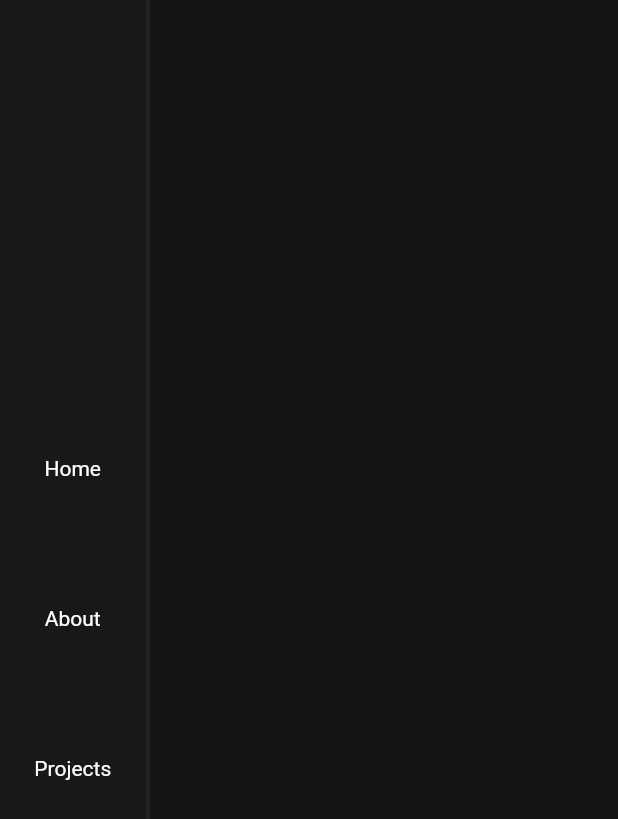
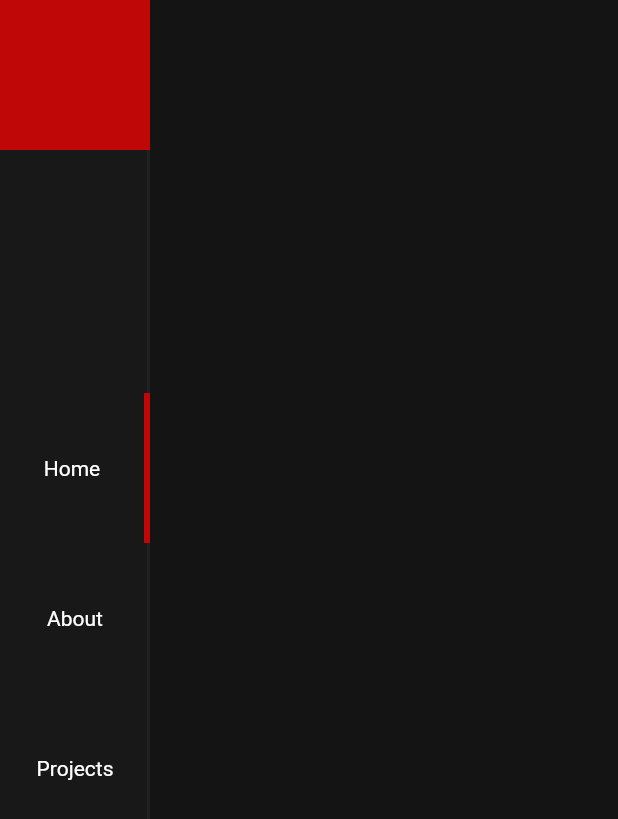
Before and after one commit to Redomic/redomic-portfolio, a Flutter app: the DesktopView screen opened directly, on a phone screen of 412 x 824 dp. Shown: the top 819 px of the screen. Run offline on Flutter 3.47's test engine with Material 2 defaults, Android fonts, the phone set to English and light mode, and no system bars.

Commit message:
add Navbar logo and function

```diff
--- a/lib/constants/user_colors.dart
+++ b/lib/constants/user_colors.dart
@@ -4,4 +4,5 @@ class UserColors {
   static const Color navBarColor = Color(0xff181818);
   static const Color navBarBorderColor = Color(0xff212121);
   static const Color backgroundColor = Color(0xff141414);
+  static const Color accentRedColor = Color(0xffc00707);
 }
--- a/lib/pages/about_page.dart
+++ b/lib/pages/about_page.dart
@@ -1,4 +1,6 @@
 import 'package:flutter/material.dart';
+
+import '../constants/user_colors.dart';
 
 class AboutPage extends StatelessWidget {
   final double screenWidth;
@@ -14,7 +16,7 @@ class AboutPage extends StatelessWidget {
     return Container(
       width: screenWidth,
       height: screenHeight,
-      decoration: BoxDecoration(color: Colors.green),
+      decoration: BoxDecoration(color: UserColors.backgroundColor),
     );
   }
 }
--- a/lib/pages/projects_page.dart
+++ b/lib/pages/projects_page.dart
@@ -1,4 +1,6 @@
 import 'package:flutter/material.dart';
+
+import '../constants/user_colors.dart';
 
 class ProjectsPage extends StatelessWidget {
   final double screenWidth;
@@ -14,7 +16,7 @@ class ProjectsPage extends StatelessWidget {
     return Container(
       width: screenWidth,
       height: screenHeight,
-      decoration: BoxDecoration(color: Colors.blue),
+      decoration: BoxDecoration(color: UserColors.backgroundColor),
     );
   }
 }
--- a/lib/providers/page_controller.dart
+++ b/lib/providers/page_controller.dart
@@ -14,4 +14,12 @@ class UserPageControllerProvider with ChangeNotifier {
   int get getCurrentPage {
     return currentPage;
   }
+
+  bool onIndex(int index) {
+    if (getCurrentPage == index) {
+      return true;
+    } else {
+      return false;
+    }
+  }
 }
--- a/lib/widgets/desktop_nav_bar.dart
+++ b/lib/widgets/desktop_nav_bar.dart
@@ -4,46 +4,78 @@ import '../constants/user_colors.dart';
 
 import 'desktop_nav_bar_item.dart';
 
-class DesktopNavBar extends StatefulWidget {
+class DesktopNavbar extends StatefulWidget {
   final double navbarWidth;
 
-  DesktopNavBar(
+  DesktopNavbar(
     this.navbarWidth,
   );
 
   @override
-  _DesktopNavBarState createState() => _DesktopNavBarState();
+  _DesktopNavbarState createState() => _DesktopNavbarState();
 }
 
-class _DesktopNavBarState extends State<DesktopNavBar> {
+class _DesktopNavbarState extends State<DesktopNavbar> {
+  @override
+  Widget build(BuildContext context) {
+    return Stack(
+      children: [
+        // MAIN BAR
+        Container(
+          height: double.infinity,
+          width: widget.navbarWidth,
+          decoration: BoxDecoration(
+            color: UserColors.navBarColor,
+            border: Border(
+              right: BorderSide(color: UserColors.navBarBorderColor, width: 2),
+            ),
+          ),
+        ),
+
+        // LOGO BUTTON
+        Column(
+          mainAxisAlignment: MainAxisAlignment.start,
+          children: [
+            DesktopNavbarLogoItem(widget.navbarWidth),
+          ],
+        ),
+
+        // PAGE BUTTONS
+        NavbarButtonsHolder(widget.navbarWidth),
+      ],
+    );
+  }
+}
+
+class NavbarButtonsHolder extends StatelessWidget {
+  final double navbarWidth;
+
+  NavbarButtonsHolder(
+    this.navbarWidth,
+  );
+
   @override
   Widget build(BuildContext context) {
     return Container(
       height: double.infinity,
-      width: widget.navbarWidth,
-      decoration: BoxDecoration(
-        color: UserColors.navBarColor,
-        border: Border(
-          right: BorderSide(color: UserColors.navBarBorderColor, width: 3),
-        ),
-      ),
+      width: navbarWidth,
       child: Column(
         mainAxisAlignment: MainAxisAlignment.center,
         children: [
-          DesktopNavbarItem(
-            'Home',
-            0,
-            widget.navbarWidth,
+          DesktopNavbarButtonItem(
+            itemText: 'Home',
+            index: 0,
+            navbarWidth: navbarWidth,
           ),
-          DesktopNavbarItem(
-            'About',
-            1,
-            widget.navbarWidth,
+          DesktopNavbarButtonItem(
+            itemText: 'About',
+            index: 1,
+            navbarWidth: navbarWidth,
           ),
-          DesktopNavbarItem(
-            'Projects',
-            2,
-            widget.navbarWidth,
+          DesktopNavbarButtonItem(
+            itemText: 'Projects',
+            index: 2,
+            navbarWidth: navbarWidth,
           ),
         ],
       ),
--- a/lib/widgets/desktop_nav_bar_item.dart
+++ b/lib/widgets/desktop_nav_bar_item.dart
@@ -1,22 +1,25 @@
 import 'package:flutter/material.dart';
 import 'package:provider/provider.dart';
 
+import '../constants/user_colors.dart';
+
 import '../providers/page_controller.dart';
 
-class DesktopNavbarItem extends StatelessWidget {
+class DesktopNavbarButtonItem extends StatelessWidget {
   final String itemText;
   final int index;
   final double navbarWidth;
 
-  DesktopNavbarItem(
-    this.itemText,
-    this.index,
-    this.navbarWidth,
-  );
+  DesktopNavbarButtonItem({
+    required this.itemText,
+    required this.index,
+    required this.navbarWidth,
+  });
 
   @override
   Widget build(BuildContext context) {
     final pageProvider = Provider.of<UserPageControllerProvider>(context);
+    bool onIndex = pageProvider.onIndex(index);
 
     return InkWell(
       onTap: () {
@@ -28,6 +31,16 @@ class DesktopNavbarItem extends StatelessWidget {
         pageProvider.changePageIndexTo(index);
       },
       child: Container(
+        decoration: BoxDecoration(
+          border: onIndex
+              ? Border(
+                  right: BorderSide(
+                    color: UserColors.accentRedColor,
+                    width: 4,
+                  ),
+                )
+              : null,
+        ),
         height: navbarWidth,
         width: navbarWidth,
         child: Center(
@@ -40,3 +53,26 @@ class DesktopNavbarItem extends StatelessWidget {
     );
   }
 }
+
+class DesktopNavbarLogoItem extends StatelessWidget {
+  final double navbarWidth;
+
+  DesktopNavbarLogoItem(this.navbarWidth);
+
+  @override
+  Widget build(BuildContext context) {
+    return InkWell(
+      onTap: () {},
+      child: Container(
+        height: navbarWidth,
+        width: navbarWidth,
+        decoration: BoxDecoration(
+          color: UserColors.accentRedColor,
+          border: Border(
+            right: BorderSide(color: UserColors.accentRedColor, width: 2),
+          ),
+        ),
+      ),
+    );
+  }
+}
--- a/lib/widgets/desktop_view.dart
+++ b/lib/widgets/desktop_view.dart
@@ -15,7 +15,7 @@ class _DesktopViewState extends State<DesktopView> {
     return Scaffold(
       body: Row(
         children: [
-          DesktopNavBar(
+          DesktopNavbar(
             navbarWidth,
           ),
           MasterPage(
```
